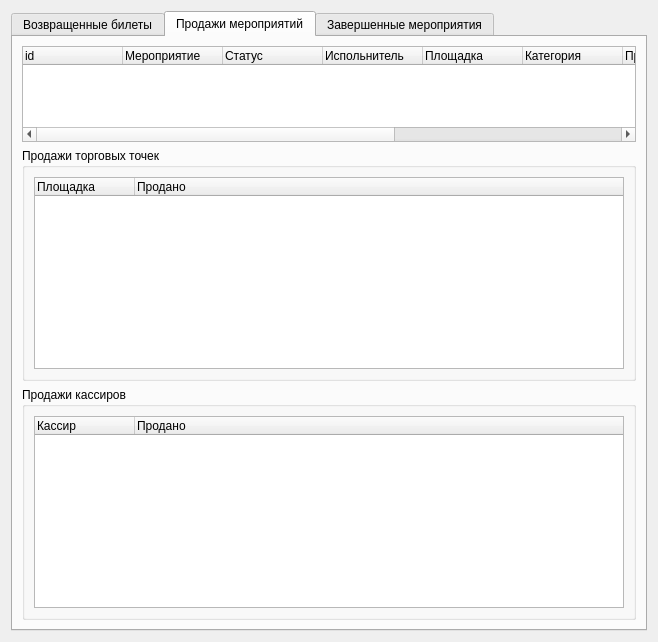
Old version of the form Admin/MainManager/accountingWidget/caccountingwidget.ui in the repository Demonist/TCS.
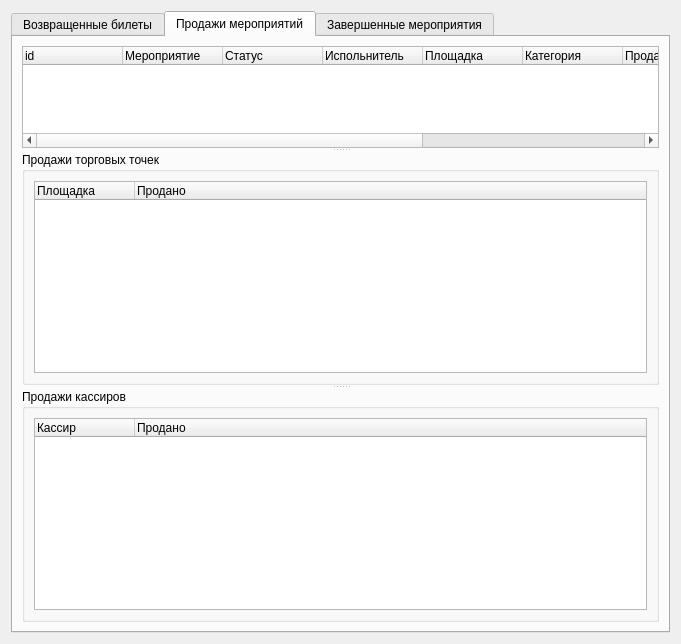
New version of the form. The open tabs and pages were chosen to show the change. Icons and pictures are not drawn.

The edit to the form file:
```diff
--- a/Admin/MainManager/accountingWidget/caccountingwidget.ui
+++ b/Admin/MainManager/accountingWidget/caccountingwidget.ui
@@ -6,8 +6,8 @@
    <rect>
     <x>0</x>
     <y>0</y>
-    <width>658</width>
-    <height>622</height>
+    <width>681</width>
+    <height>644</height>
    </rect>
   </property>
   <property name="windowTitle">
@@ -95,6 +95,10 @@
       </attribute>
       <layout class="QGridLayout" name="gridLayout_5">
        <item row="0" column="0">
+        <widget class="QSplitter" name="splitter_4">
+         <property name="orientation">
+          <enum>Qt::Vertical</enum>
+         </property>
         <widget class="QTreeWidget" name="twActions">
          <property name="rootIsDecorated">
           <bool>false</bool>
@@ -153,8 +157,10 @@
           </property>
          </column>
         </widget>
-       </item>
-       <item row="1" column="0">
+         <widget class="QSplitter" name="splitter_3">
+          <property name="orientation">
+           <enum>Qt::Vertical</enum>
+          </property>
         <widget class="QGroupBox" name="groupBox_2">
          <property name="sizePolicy">
           <sizepolicy hsizetype="Preferred" vsizetype="Minimum">
@@ -188,8 +194,6 @@
           </item>
          </layout>
         </widget>
-       </item>
-       <item row="2" column="0">
         <widget class="QGroupBox" name="groupBox_3">
          <property name="sizePolicy">
           <sizepolicy hsizetype="Preferred" vsizetype="Minimum">
@@ -223,6 +227,8 @@
           </item>
          </layout>
         </widget>
+         </widget>
+        </widget>
        </item>
       </layout>
      </widget>
```
Left out of the diff: 4 changed lines with no effect on the pictures. Lines whose indentation alone changed are shown as unchanged.
